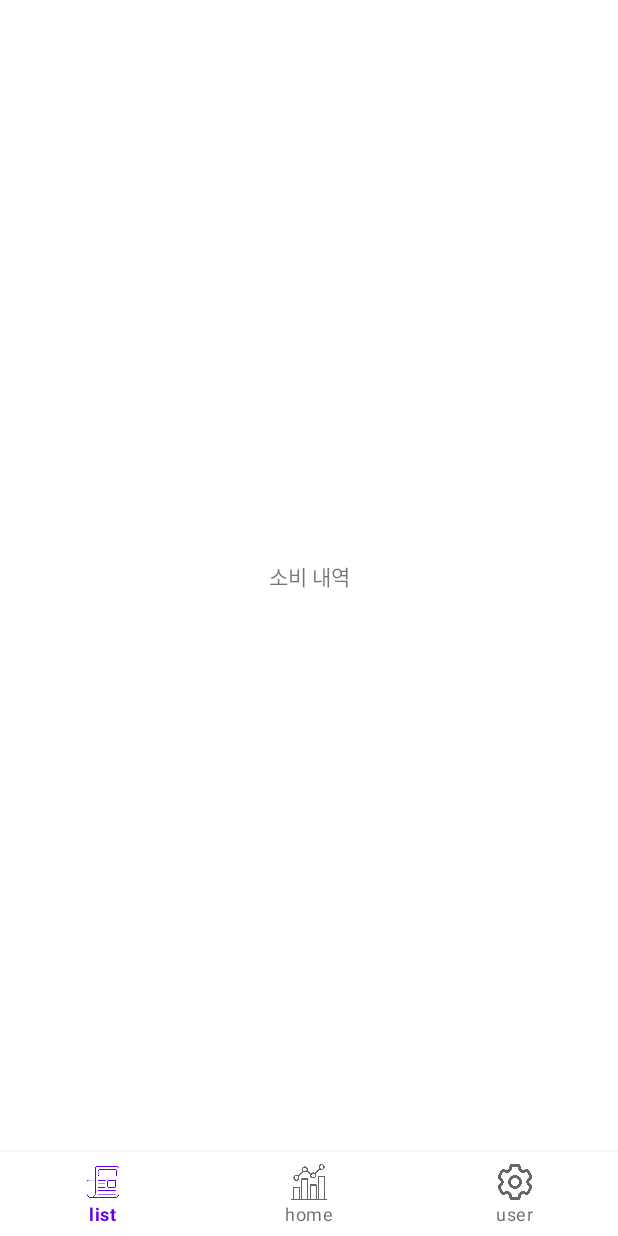
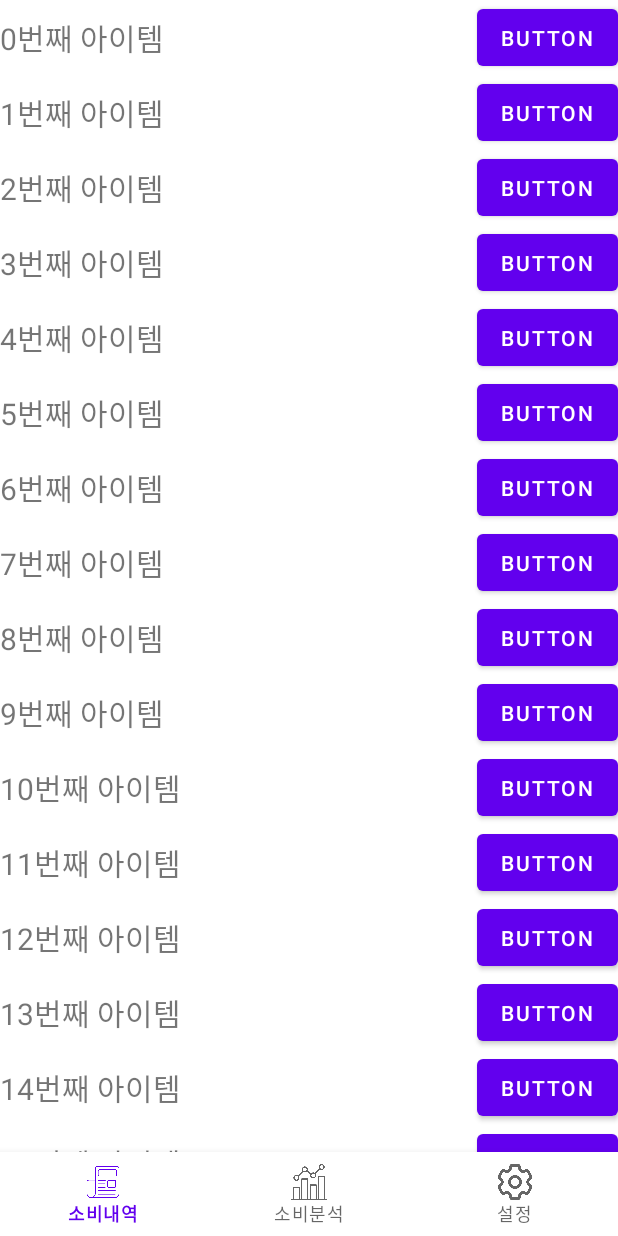
Before and after one commit to EEEUN/Sori_Consumption-Report-App, an Android app: the screen it shows after launch (MainActivity), on a phone screen of 412 x 824 dp. Before the commit the screen is almost empty. Run offline under Robolectric (Android 15) with nearby library versions, the phone set to English and light mode, and no system bars.

Commit message:
Add RecycelerView in ListFragment - 소비내역 화면에 리스트 구현 - ui 수정 및 내역추가 기능 구현 필요 -- 위의 두 기능을 구현하면 리스트 구현 코드 수정 예정

```diff
--- /dev/null
+++ b/app/src/main/java/com/example/sori/ListAdapter.java
@@ -0,0 +1,66 @@
+package com.example.sori;
+
+import android.view.LayoutInflater;
+import android.view.View;
+import android.view.ViewGroup;
+import android.widget.TextView;
+
+import androidx.annotation.NonNull;
+import androidx.recyclerview.widget.RecyclerView;
+
+import java.util.ArrayList;
+
+public class ListAdapter extends RecyclerView.Adapter<ListAdapter.ViewHolder>{
+
+    private ArrayList<String> dataSet;
+
+    public ListAdapter() {
+        dataSet = new ArrayList<>();
+    }
+
+    // 데이터를 입력
+    public void setArrayData(String strData) {
+        dataSet.add(strData);
+    }
+
+    //===== 뷰홀더 클래스 =====================================================
+    public static class ViewHolder extends RecyclerView.ViewHolder {
+        private TextView textView;
+        public ViewHolder(@NonNull View itemView) {
+            super(itemView);
+            textView = itemView.findViewById(R.id.textView);
+        }
+        public TextView getTextView() {
+            return textView;
+        }
+    }
+    //========================================================================
+
+    //----- 생성자 --------------------------------------
+    // 생성자를 통해서 데이터를 전달받도록 함
+    public ListAdapter (ArrayList<String> dataSet) {
+        this.dataSet = dataSet;
+    }
+    //--------------------------------------------------
+
+    @NonNull
+    @Override   // ViewHolder 객체를 생성하여 리턴한다.
+    public ListAdapter.ViewHolder onCreateViewHolder(ViewGroup parent, int viewType) {
+        View view = LayoutInflater.from(parent.getContext())
+                .inflate(R.layout.item_list, parent, false);
+        ListAdapter.ViewHolder viewHolder = new ListAdapter.ViewHolder(view);
+
+        return viewHolder;
+    }
+
+    @Override   // ViewHolder안의 내용을 position에 해당되는 데이터로 교체한다.
+    public void onBindViewHolder(@NonNull ListAdapter.ViewHolder holder, int position) {
+        String text = dataSet.get(position);
+        holder.textView.setText(text);
+    }
+
+    @Override   // 전체 데이터의 갯수를 리턴한다.
+    public int getItemCount() {
+        return dataSet.size();
+    }
+}
--- a/app/src/main/java/com/example/sori/ListFragment.java
+++ b/app/src/main/java/com/example/sori/ListFragment.java
@@ -3,10 +3,16 @@ package com.example.sori;
 import android.os.Bundle;
 
 import androidx.fragment.app.Fragment;
+import androidx.recyclerview.widget.DefaultItemAnimator;
+import androidx.recyclerview.widget.LinearLayoutManager;
+import androidx.recyclerview.widget.RecyclerView;
 
 import android.view.LayoutInflater;
 import android.view.View;
 import android.view.ViewGroup;
+import android.widget.Adapter;
+
+import java.util.ArrayList;
 
 /**
  * A simple {@link Fragment} subclass.
@@ -14,8 +20,13 @@ import android.view.ViewGroup;
  * create an instance of this fragment.
  */
 
-// 은서 작업란
 public class ListFragment extends Fragment {
+
+    private final ArrayList<String> dataset = new ArrayList<>();
+    private RecyclerView recyclerView;
+    private ListAdapter mAdapter;
+
+    ViewGroup viewGroup;
 
     // TODO: Rename parameter arguments, choose names that match
     // the fragment initialization parameters, e.g. ARG_ITEM_NUMBER
@@ -60,7 +71,23 @@ public class ListFragment extends Fragment {
     @Override
     public View onCreateView(LayoutInflater inflater, ViewGroup container,
                              Bundle savedInstanceState) {
+
         // Inflate the layout for this fragment
-        return inflater.inflate(R.layout.fragment_list, container, false);
+        View view = inflater.inflate(R.layout.fragment_list, container, false);
+
+        recyclerView = view.findViewById(R.id.list_recyceler_view);
+        recyclerView.setHasFixedSize(true);
+        mAdapter = new ListAdapter(dataset);
+        for (int i = 0; i < 100; i++) {
+            String str = i + "번째 아이템";
+            mAdapter.setArrayData(str);
+        }
+
+        RecyclerView.LayoutManager mLayoutManager = new LinearLayoutManager(getActivity());
+        recyclerView.setLayoutManager(mLayoutManager);
+        recyclerView.setItemAnimator(new DefaultItemAnimator());
+        recyclerView.setAdapter(mAdapter);
+
+        return view;
     }
 }
--- a/app/src/main/java/com/example/sori/MainActivity.java
+++ b/app/src/main/java/com/example/sori/MainActivity.java
@@ -2,13 +2,18 @@ package com.example.sori;
 
 import androidx.annotation.NonNull;
 import androidx.appcompat.app.AppCompatActivity;
+import androidx.recyclerview.widget.LinearLayoutManager;
+import androidx.recyclerview.widget.RecyclerView;
 
+import android.content.Context;
 import android.os.Bundle;
 import android.view.MenuItem;
 import android.widget.LinearLayout;
 
 import com.google.android.material.bottomnavigation.BottomNavigationView;
 import com.google.android.material.navigation.NavigationBarView;
+
+import java.util.ArrayList;
 
 public class MainActivity extends AppCompatActivity {
 
--- a/app/src/main/res/layout/fragment_list.xml
+++ b/app/src/main/res/layout/fragment_list.xml
@@ -6,10 +6,9 @@
     tools:context=".ListFragment">
 
     <!-- TODO: Update blank fragment layout -->
-    <TextView
+    <androidx.recyclerview.widget.RecyclerView
+        android:id="@+id/list_recyceler_view"
         android:layout_width="match_parent"
-        android:layout_height="match_parent"
-        android:gravity="center"
-        android:text="소비 내역" />
+        android:layout_height="match_parent"/>
 
 </FrameLayout>
--- /dev/null
+++ b/app/src/main/res/layout/item_list.xml
@@ -0,0 +1,22 @@
+<?xml version="1.0" encoding="utf-8"?>
+<RelativeLayout
+    xmlns:android="http://schemas.android.com/apk/res/android"
+    android:layout_width="match_parent"
+    android:layout_height="50dp">
+
+    <TextView
+        android:layout_width="match_parent"
+        android:layout_height="match_parent"
+        android:layout_alignParentLeft="true"
+        android:text="text text text text"
+        android:textSize="20dp"
+        android:gravity="center_vertical"
+        android:id="@+id/textView"/>
+
+    <Button
+        android:layout_width="wrap_content"
+        android:layout_height="match_parent"
+        android:layout_alignParentRight="true"
+        android:text="button"
+        android:id="@+id/button"/>
+</RelativeLayout>
--- a/app/src/main/res/menu/btm_navi_menu_item.xml
+++ b/app/src/main/res/menu/btm_navi_menu_item.xml
@@ -4,16 +4,16 @@
         android:id="@+id/tab_list"
         android:icon="@drawable/ic_list"
         android:enabled="true"
-        android:title="list" />
+        android:title="@string/list" />
     <item
         android:id="@+id/tab_chart"
         android:icon="@drawable/ic_chart"
         android:enabled="true"
         android:checked="true"
-        android:title="home" />
+        android:title="@string/chart" />
     <item
         android:id="@+id/tab_setting"
         android:icon="@drawable/ic_setting"
         android:enabled="true"
-        android:title="user" />
+        android:title="@string/setting" />
 </menu>
--- a/app/src/main/res/values/strings.xml
+++ b/app/src/main/res/values/strings.xml
@@ -1,5 +1,7 @@
 <resources>
     <string name="app_name">Sori</string>
-    <!-- TODO: Remove or change this placeholder text -->
 
+    <string name="list">소비내역</string>
+    <string name="chart">소비분석</string>
+    <string name="setting">설정</string>
 </resources>
```
